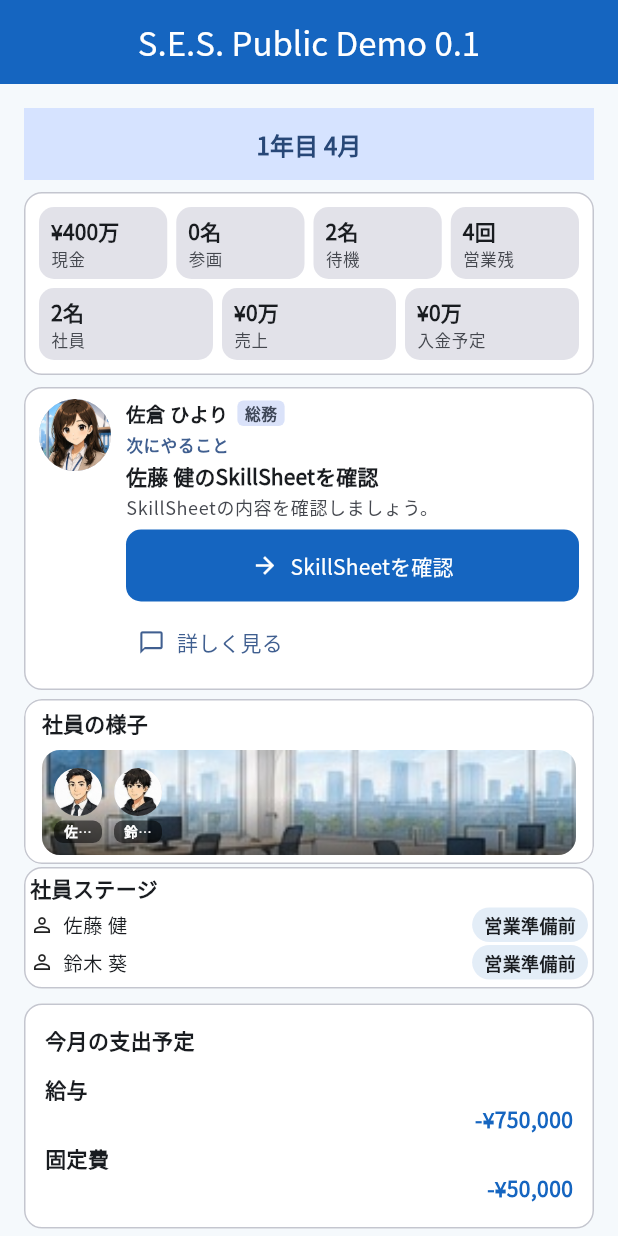
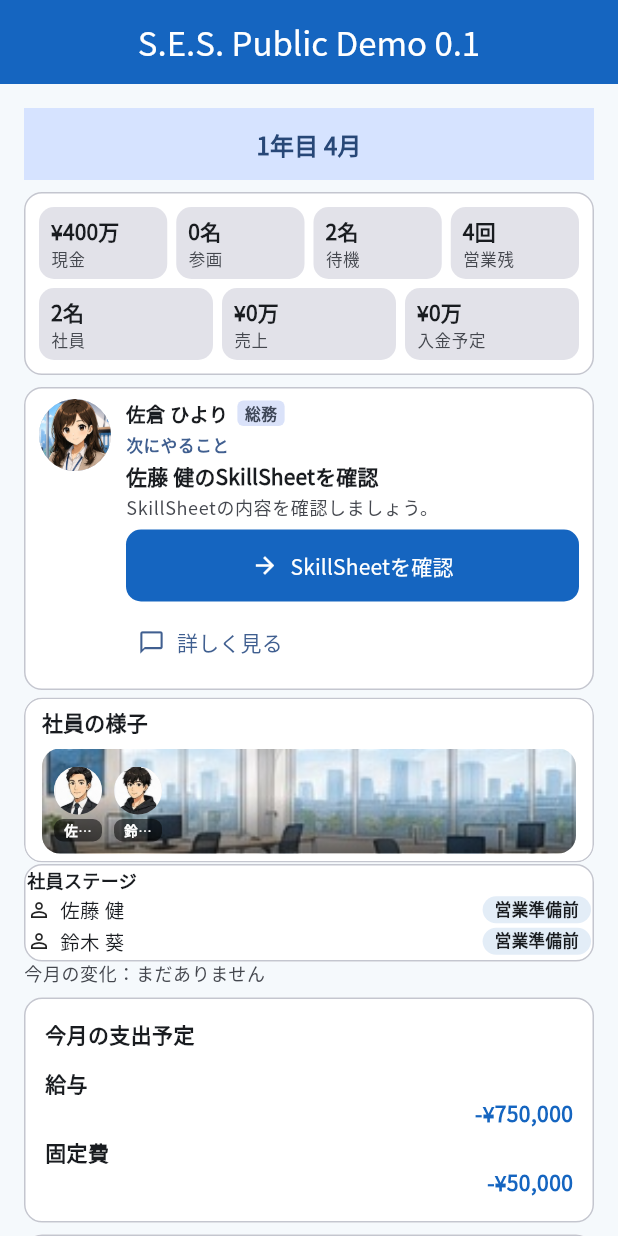
Before and after one commit to perusonao/smile_enjoy_story, a Flutter app: the PublicDemo01PlaceholderScreen screen opened directly, on a phone screen of 412 x 824 dp. Run offline on Flutter 3.47's test engine with Material 3 defaults, Android fonts, the phone set to English and light mode, and no system bars; our stand-ins replace shared_preferences; accounts and stored records are empty.

Commit message:
fix(public-demo-home): render visible empty-state text for monthly change (P1)
The Important Events "empty" branch (events.isEmpty) rendered an
invisible, zero-size SizedBox — a player saw nothing on the April
screen answering "今月何が変わったか", even though the prior Issue
#124 fix's own new test passed, because a zero-size widget trivially
"fits" any viewport budget.

Renders real, visible text ("今月の変化：まだありません") instead.
Recovers the ~16pt this costs from the already-tight 615pt/360x800
budget via three small, purely visual trims (a tighter dense
_HomeSectionCard title/padding, a compact-only _StatusChip variant
for the per-employee stage row, and smaller HOME section gaps) —
without touching the Office Stage sizing already tuned against
text-scale overflow in the prior fix.

Strengthens the Issue #124 test to assert the actual visible string
and non-empty Text.data, not just the presence of a key, per the P1
review finding. No gameplay/Finance/Persistence/Month Guard/Recovery
code touched.

Co-Authored-By: Claude Sonnet 5 <noreply@anthropic.com>
Claude-Session: https://claude.ai/code/session_01DAqSpgmyG9YUoitk4N6VkX

```diff
--- a/lib/ui/public_demo/public_demo_01_placeholder_screen.dart
+++ b/lib/ui/public_demo/public_demo_01_placeholder_screen.dart
@@ -2339,13 +2339,13 @@ class _S extends State<PublicDemo01PlaceholderScreen> {
                           recommendedAction: _recommendedActionSlot,
                           navigatorAdvice: navigatorAdvice,
                         ),
-                        const SizedBox(height: 2),
+                        const SizedBox(height: 1),
                         HomeOfficeStageSection(display: _officeStageDisplay),
-                        const SizedBox(height: 2),
+                        const SizedBox(height: 1),
                         PublicDemoEmployeeStageSection(
                           employees: _employeeStageItems,
                         ),
-                        const SizedBox(height: 2),
+                        const SizedBox(height: 0),
                         PublicDemoImportantEventsSection(
                           events: _importantEvents,
                         ),
--- a/lib/ui/public_demo/public_demo_home_presentation_components.dart
+++ b/lib/ui/public_demo/public_demo_home_presentation_components.dart
@@ -115,7 +115,7 @@ class PublicDemoEmployeeStageSection extends StatelessWidget {
                           ),
                         ),
                         const SizedBox(width: 6),
-                        _StatusChip(label: employee.status),
+                        _StatusChip(label: employee.status, compact: true),
                       ],
                     ),
                   ),
@@ -141,11 +141,23 @@ class PublicDemoImportantEventsSection extends StatelessWidget {
 
   @override
   Widget build(BuildContext context) {
-    // An absence of meaningful events is not dashboard content. Keep a
-    // keyed, zero-footprint marker for tests/accessibility tooling without
-    // spending a full card on an empty state.
+    // SES-ISSUE-124 P1 fix: an absence of meaningful events is still an
+    // answer to "今月何が変わったか", and the player must actually be able
+    // to read that answer without scrolling — a zero-footprint,
+    // invisible marker satisfied only the layout-budget tests, not the
+    // real Screen Verification question. This stays a single line rather
+    // than a full `_HomeSectionCard` (title + card chrome) precisely
+    // because the initial-viewport budget those cards were already
+    // spending elsewhere left only a few points of margin at 360×800 —
+    // see the Issue #124 result report for the exact numbers.
     if (events.isEmpty) {
-      return const SizedBox(key: Key('public-demo-important-events-empty'));
+      return Text(
+        '今月の変化：まだありません',
+        key: const Key('public-demo-important-events-empty'),
+        style: Theme.of(context).textTheme.bodySmall?.copyWith(
+          color: Theme.of(context).colorScheme.onSurfaceVariant,
+        ),
+      );
     }
 
     return _HomeSectionCard(
@@ -286,20 +298,34 @@ class _FinanceRow extends StatelessWidget {
 }
 
 class _StatusChip extends StatelessWidget {
-  const _StatusChip({required this.label, this.color});
+  const _StatusChip({required this.label, this.color, this.compact = false});
   final String label;
   final Color? color;
 
+  /// SES-ISSUE-124 (Screen Verification follow-up P1 fix): a slightly
+  /// smaller variant used only by the compacted per-employee stage row,
+  /// which needed the last couple of points of margin to keep the new
+  /// visible "今月の変化" line inside the 360×800 content budget. The
+  /// 重要イベント category chip keeps its original size.
+  final bool compact;
+
   @override
   Widget build(BuildContext context) => Container(
-    padding: const EdgeInsets.symmetric(horizontal: 8, vertical: 3),
+    padding: EdgeInsets.symmetric(
+      horizontal: 8,
+      vertical: compact ? 1 : 3,
+    ),
     decoration: BoxDecoration(
       color: (color ?? SesTheme.primaryBlue).withValues(alpha: .12),
       borderRadius: BorderRadius.circular(12),
     ),
     child: Text(
       label,
-      style: TextStyle(fontSize: 12, fontWeight: FontWeight.w600, color: color),
+      style: TextStyle(
+        fontSize: compact ? 11 : 12,
+        fontWeight: FontWeight.w600,
+        color: color,
+      ),
     ),
   );
 }
@@ -329,7 +355,7 @@ class _HomeSectionCard extends StatelessWidget {
     key: cardKey,
     margin: dense ? EdgeInsets.zero : null,
     child: Padding(
-      padding: EdgeInsets.all(dense ? 4 : 14),
+      padding: EdgeInsets.all(dense ? 2 : 14),
       child: Column(
         crossAxisAlignment: CrossAxisAlignment.start,
         children: [
@@ -337,10 +363,11 @@ class _HomeSectionCard extends StatelessWidget {
             title,
             style: TextStyle(
               fontWeight: FontWeight.bold,
+              fontSize: dense ? 12 : null,
               color: accent ? SesTheme.primaryBlue : null,
             ),
           ),
-          SizedBox(height: dense ? 3 : 10),
+          SizedBox(height: dense ? 2 : 10),
           child,
         ],
       ),
```
Also changed, not shown: 3 other files.
